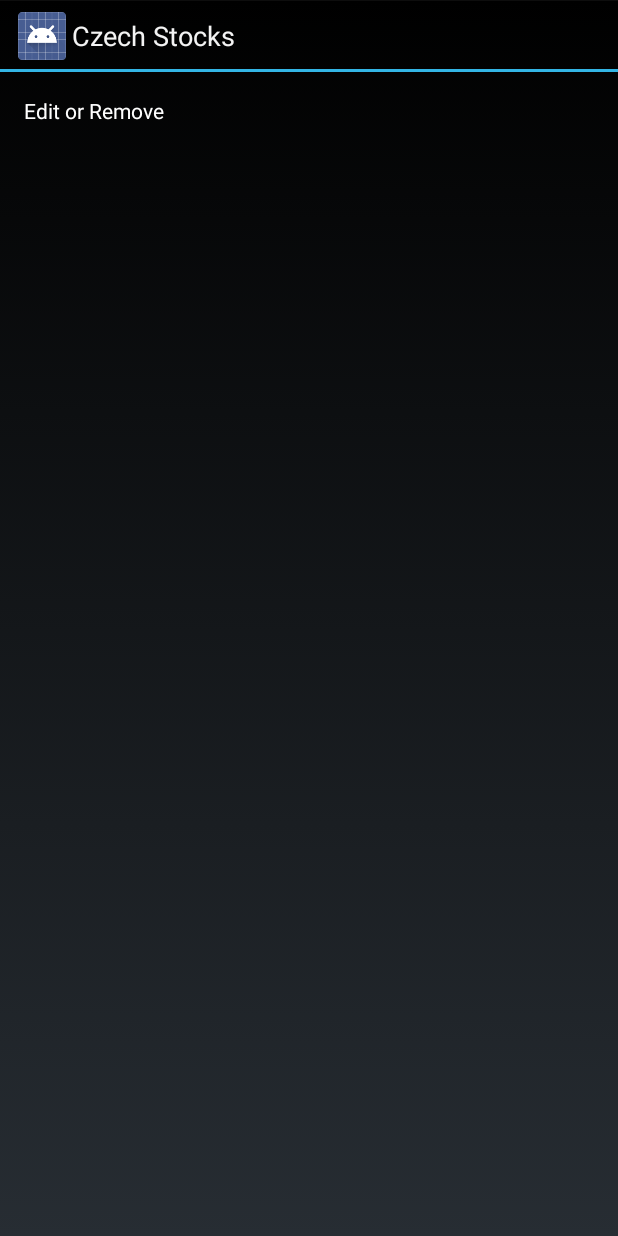
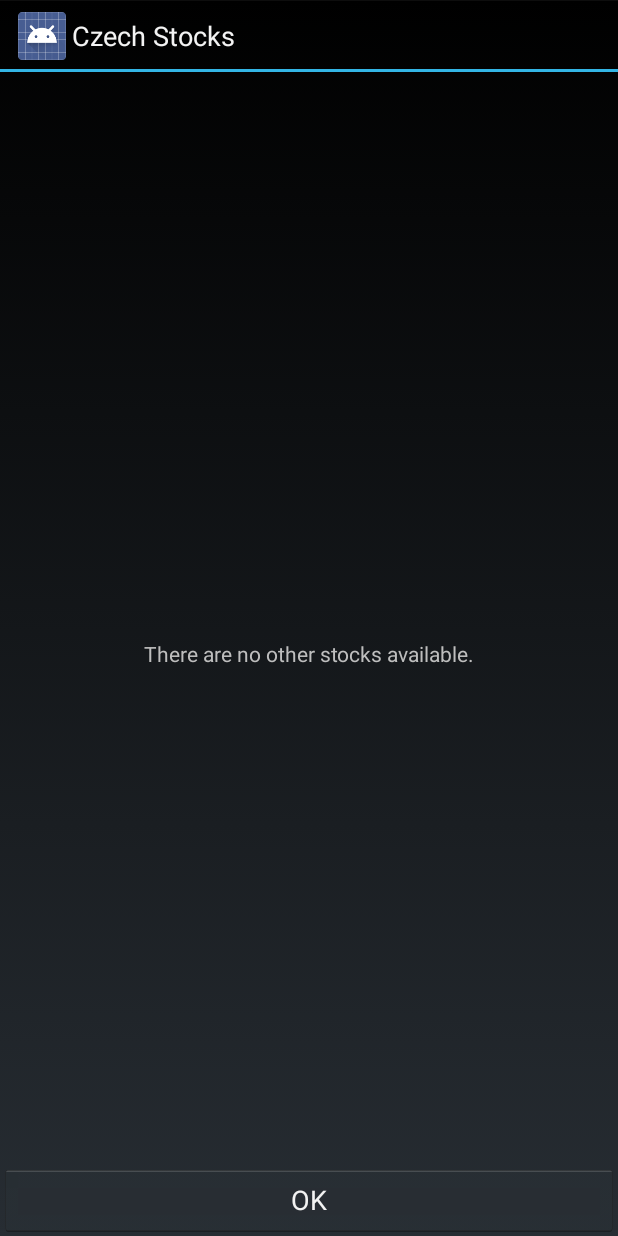
Before and after one commit to zmuzik/CzechStocks, an Android app: the EditStockListActivity screen opened directly, with no data from a screen before it, on a phone screen of 412 x 824 dp. Run offline under Robolectric (Android 15) with nearby library versions, the phone set to English and light mode, and no system bars; our stand-ins replace ButterKnife; 6 statements that could not run were skipped.

Commit message:
adding new stocks changed, major refactoring

```diff
--- a/app/src/main/java/zmuzik/czechstocks/App.java
+++ b/app/src/main/java/zmuzik/czechstocks/App.java
@@ -63,10 +63,6 @@ public class App extends Application {
             dbUtils.fillTableQuoteListItem();
             dbUtils.saveCurrentDbVersion();
         }
-    }
-
-    public void setLastUpdatedTime() {
-        mLastUpdated = new Date();
     }
 
     protected String getLastUpdatedTime() {
--- a/app/src/main/java/zmuzik/czechstocks/AppConf.java
+++ b/app/src/main/java/zmuzik/czechstocks/AppConf.java
@@ -1,5 +1,7 @@
 package zmuzik.czechstocks;
 
 public class AppConf {
+
     public static final String SERVER_API_ROOT = "http://185.8.238.141/czechstocks/api";
+
 }
--- a/app/src/main/java/zmuzik/czechstocks/EditStockListActivity.java
+++ b/app/src/main/java/zmuzik/czechstocks/EditStockListActivity.java
@@ -1,15 +1,97 @@
 package zmuzik.czechstocks;
 
 import android.app.ListActivity;
+import android.content.Context;
 import android.os.Bundle;
+import android.view.LayoutInflater;
+import android.view.View;
+import android.view.ViewGroup;
+import android.widget.ArrayAdapter;
+import android.widget.Button;
+import android.widget.CheckBox;
+import android.widget.CompoundButton;
+
+import java.util.ArrayList;
+import java.util.List;
+
+import butterknife.ButterKnife;
+import butterknife.InjectView;
+import butterknife.OnClick;
+import zmuzik.czechstocks.dao.Stock;
+import zmuzik.czechstocks.dao.StockDao;
 
 
 public class EditStockListActivity extends ListActivity {
+
+    private final String TAG = this.getClass().getSimpleName();
+
+    App app;
+
+    @InjectView(R.id.okButton)
+    Button okButton;
+
+    ArrayList<Stock> stocks;
+    EditStockListAdapter editStockListAdapter;
 
     @Override
     protected void onCreate(Bundle savedInstanceState) {
         super.onCreate(savedInstanceState);
         setContentView(R.layout.activity_edit_stock_list);
+        app = (App) getApplicationContext();
+        ButterKnife.inject(this);
     }
 
+    @Override
+    protected void onResume() {
+        super.onResume();
+        // initialize the list adapter
+        StockDao stockDao = app.getDaoSession().getStockDao();
+        List<Stock> allStocks = stockDao.loadAll();
+        stocks = new ArrayList<Stock>();
+        for (Stock stock : allStocks) {
+            if (!stock.getShowInQuotesList()) {
+                stocks.add(stock);
+            }
+        }
+        editStockListAdapter = new EditStockListAdapter(this, R.layout.edit_stock_list_item, stocks);
+        setListAdapter(editStockListAdapter);
+    }
+
+    @OnClick(R.id.okButton)
+    public void onOkButtonClicked() {
+        StockDao stockDao = app.getDaoSession().getStockDao();
+        //save the changed items
+        for (int i = 0; i < editStockListAdapter.getCount(); i++) {
+            Stock stock = editStockListAdapter.getItem(i);
+            if (stock.getShowInQuotesList()) {
+                stockDao.insertOrReplace(stock);
+            }
+        }
+        finish();
+    }
+
+    private class EditStockListAdapter extends ArrayAdapter<Stock> {
+
+        public EditStockListAdapter(Context context, int resource, List<Stock> objects) {
+            super(context, resource, objects);
+        }
+
+        @Override
+        public View getView(final int position, View convertView, ViewGroup parent) {
+            if (convertView == null) {
+                LayoutInflater inflater = (LayoutInflater) getContext().getSystemService(Context.LAYOUT_INFLATER_SERVICE);
+                convertView = inflater.inflate(R.layout.edit_stock_list_item, parent, false);
+            }
+
+            CheckBox checkBox = (CheckBox) convertView.findViewById(R.id.checkBox);
+            checkBox.setText(getItem(position).getName());
+            checkBox.setOnCheckedChangeListener(new CompoundButton.OnCheckedChangeListener() {
+                @Override
+                public void onCheckedChanged(CompoundButton compoundButton, boolean b) {
+                    getItem(position).setShowInQuotesList(b);
+                }
+            });
+            return convertView;
+        }
+    }
 }
--- a/app/src/main/java/zmuzik/czechstocks/MainActivity.java
+++ b/app/src/main/java/zmuzik/czechstocks/MainActivity.java
@@ -7,6 +7,7 @@ import android.app.AlertDialog;
 import android.app.FragmentTransaction;
 import android.content.Context;
 import android.content.DialogInterface;
+import android.content.Intent;
 import android.content.res.Resources;
 import android.os.Bundle;
 import android.support.v4.view.ViewPager;
@@ -101,7 +102,8 @@ public class MainActivity extends Activity implements ActionBar.TabListener {
     }
 
     void actionEditStockList() {
-
+        Intent intent = new Intent(this, EditStockListActivity.class);
+        startActivity(intent);
     }
 
     void actionAddPortfolioItem() {
--- a/app/src/main/java/zmuzik/czechstocks/QuoteListFragment.java
+++ b/app/src/main/java/zmuzik/czechstocks/QuoteListFragment.java
@@ -53,7 +53,7 @@ public class QuoteListFragment extends ListFragment {
     public void refreshData() {
         QueryBuilder qb = app.getDaoSession().getStockDao().queryBuilder();
         qb.where(new WhereCondition.StringCondition("SHOW_IN_QUOTES_LIST = 1 AND ISIN IN " +
-                "(SELECT ISIN FROM CURRENT_QUOTE)"));
+                "(SELECT ISIN FROM CURRENT_QUOTE) ORDER BY NAME COLLATE LOCALIZED ASC"));
         List items = qb.list();
 
         mAdapter = new QuotationListAdapter(app, items);
--- a/app/src/main/res/layout/activity_edit_stock_list.xml
+++ b/app/src/main/res/layout/activity_edit_stock_list.xml
@@ -1,23 +1,31 @@
-<LinearLayout xmlns:android="http://schemas.android.com/apk/res/android"
+<RelativeLayout xmlns:android="http://schemas.android.com/apk/res/android"
     xmlns:tools="http://schemas.android.com/tools"
     android:layout_width="match_parent"
     android:layout_height="match_parent"
-    android:paddingLeft="@dimen/activity_horizontal_margin"
-    android:paddingRight="@dimen/activity_horizontal_margin"
-    android:paddingTop="@dimen/activity_vertical_margin"
-    android:paddingBottom="@dimen/activity_vertical_margin"
+    android:orientation="vertical"
     tools:context="zmuzik.czechstocks.EditStockListActivity">
 
-    <TextView android:id="@+id/title"
+
+    <Button
+        android:id="@+id/okButton"
+        android:layout_width="match_parent"
         android:layout_height="wrap_content"
-        android:layout_width="match_parent"
-        android:textColor="#ffffff"
-        android:text="@string/edit_remove_title" />
+        android:layout_alignParentBottom="true"
+        android:text="@string/button_ok"/>
 
     <ListView
         android:id="@android:id/list"
-        android:layout_height="wrap_content"
-        android:layout_width="match_parent">
+        android:layout_height="match_parent"
+        android:layout_width="match_parent"
+        android:layout_above="@id/okButton">
     </ListView>
 
-</LinearLayout>
+    <TextView
+        android:id="@id/android:empty"
+        android:layout_width="match_parent"
+        android:layout_height="match_parent"
+        android:gravity="center"
+        android:text="@string/no_other_stocks" />
+
+
+</RelativeLayout>
--- a/app/src/main/res/values/strings.xml
+++ b/app/src/main/res/values/strings.xml
@@ -28,13 +28,13 @@
     <string name="last_updated">Last updated:</string>
     <string name="data_from">Data from:</string>
     <string name="total">TOTAL</string>
+    <string name="no_other_stocks">There are no other stocks available.</string>
 
     <plurals name="pieces_bought_at">
         <item quantity="one">pc at</item>
         <item quantity="other">pcs at</item>
     </plurals>
 
-    <string name="title_activity_edit_stock_list">EditStockListActivity</string>
-    <string name="hello_world">Hello world!</string>
+    <string name="title_activity_edit_stock_list">Add quote</string>
 
 </resources>
```
Also changed, not shown: app/src/main/java/zmuzik/czechstocks/adapters/PortfolioAdapter.java (+14 -9 lines), app/src/main/res/layout/edit_stock_list_item.xml (added, +14 -0 lines), app/src/main/res/layout/stocks_list_fragment.xml (+4 -38 lines), 1 other file.
